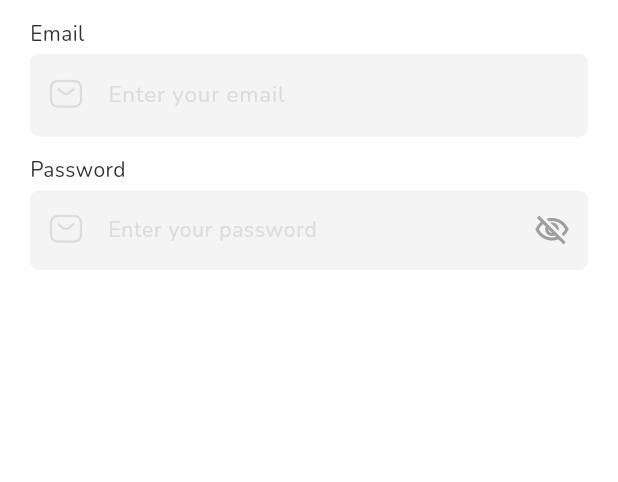
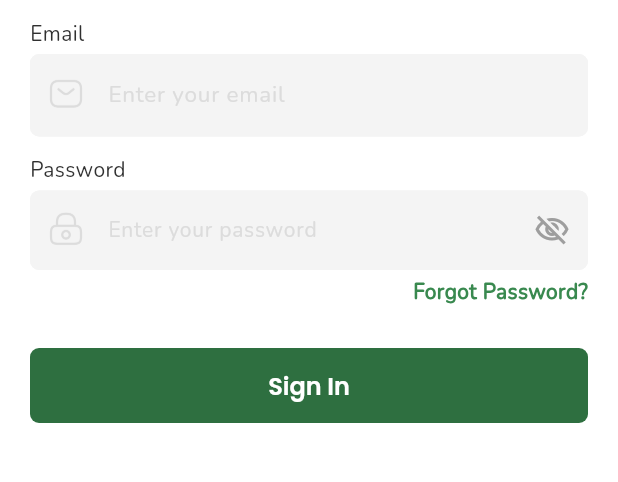
Before and after one commit to jamydevelop/Jodally-Flutter-App, a Flutter app: the screen it shows after launch, on a phone screen of 412 x 824 dp, the part 231-713 px from its top. Run offline on Flutter 3.47's test engine with Material 3 defaults, Android fonts, the phone set to English and light mode, and no system bars.

Commit message:
last widget implemented on Sign in page

```diff
--- a/jodally_flutter_app/lib/views/sign_in_page.dart
+++ b/jodally_flutter_app/lib/views/sign_in_page.dart
@@ -1,6 +1,7 @@
 import 'package:flutter/material.dart';
 import 'package:flutter/services.dart';
 import 'package:jodally_flutter_app/core/components/common_back_app_bar.dart';
+import 'package:jodally_flutter_app/core/components/common_button.dart';
 import 'package:jodally_flutter_app/core/components/common_text_field.dart';
 import 'package:jodally_flutter_app/core/components/common_text_label.dart';
 import 'package:jodally_flutter_app/core/resources/assets.dart';
@@ -107,7 +108,7 @@ class _SignInPageState extends State<SignInPage> {
                     color: lightGreySecondary,
                   ),
                   prefixIcon: Image.asset(
-                    Assets.smsIcon,
+                    Assets.lockIcon,
                     scale: 3,
                     color: lightGreySecondary,
                   ),
@@ -122,6 +123,44 @@ class _SignInPageState extends State<SignInPage> {
                     borderSide: BorderSide(color: lightGreyPrimary, width: 1),
                   ),
                 ),
+                SizedBox(height: 4),
+                Row(
+                  mainAxisAlignment: MainAxisAlignment.end,
+                  children: [
+                    InkWell(
+                      onTap: () {
+                        setState(() {
+                          // Change the color to red when tapped
+                          //textColor = greyPrimary;
+                          //context.go("/forgotpassword");
+                        });
+                      },
+                      child: CommonTextLabel(
+                        fontFamily: "Nunito",
+                        fontWeight: FontWeight.w600,
+                        fontSize: fontSizeTitleSmall, //12px
+                        color:
+                            greenSecondary, // Use the dynamic color based on the state
+                        text: "Forgot Password?",
+                      ),
+                    ),
+                  ],
+                ),
+                SizedBox(height: 28),
+                CommonButton(
+                  backgroundColor: greenPrimary,
+                  borderRadius: 6,
+                  width: double.infinity,
+                  height: 50,
+                  child: CommonTextLabel(
+                    text: 'Sign In',
+                    fontFamily: 'Poppins',
+                    fontSize: fontSizeTitleLarge,
+                    color: whitePrimary,
+                  ),
+                  //onPressed: () => Navigator.of(context).pop(),
+                  onPressed: () {},
+                ),
               ],
             ),
           ),
```
